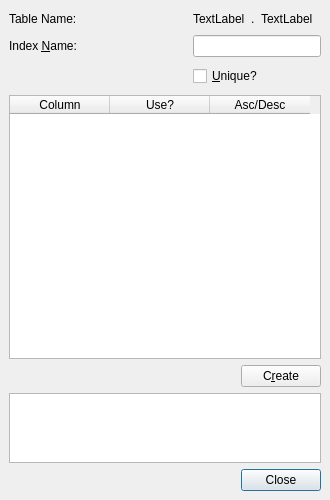
Old version of the form Sqliteman/sqliteman/createindexdialog.ui in the repository iamkjg/sqliteman.
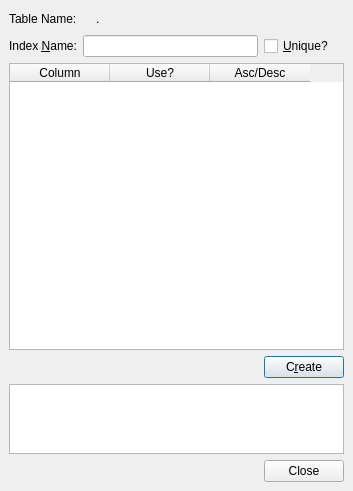
New version of the form.

Commit message: better create index dialog layout

```diff
--- a/Sqliteman/sqliteman/createindexdialog.ui
+++ b/Sqliteman/sqliteman/createindexdialog.ui
@@ -5,8 +5,8 @@
    <rect>
     <x>0</x>
     <y>0</y>
-    <width>330</width>
-    <height>500</height>
+    <width>353</width>
+    <height>491</height>
    </rect>
   </property>
   <property name="windowTitle" >
@@ -19,64 +19,14 @@
    <property name="spacing" >
     <number>6</number>
    </property>
-   <item row="1" column="1" colspan="2" >
-    <widget class="QLineEdit" name="indexNameEdit" >
-     <property name="maxLength" >
-      <number>30</number>
-     </property>
-    </widget>
-   </item>
-   <item row="0" column="0" >
-    <widget class="QLabel" name="label" >
-     <property name="text" >
-      <string>Table Name:</string>
-     </property>
-    </widget>
-   </item>
-   <item row="1" column="0" >
-    <widget class="QLabel" name="label_3" >
-     <property name="text" >
-      <string>Index &amp;Name:</string>
-     </property>
-     <property name="buddy" >
-      <cstring>indexNameEdit</cstring>
-     </property>
-    </widget>
-   </item>
-   <item row="2" column="0" >
-    <spacer>
-     <property name="orientation" >
-      <enum>Qt::Horizontal</enum>
-     </property>
-     <property name="sizeHint" >
-      <size>
-       <width>121</width>
-       <height>26</height>
-      </size>
-     </property>
-    </spacer>
-   </item>
-   <item row="5" column="0" colspan="3" >
-    <widget class="QTextEdit" name="resultEdit" >
-     <property name="maximumSize" >
-      <size>
-       <width>16777215</width>
-       <height>70</height>
-      </size>
-     </property>
-     <property name="readOnly" >
-      <bool>true</bool>
-     </property>
-    </widget>
-   </item>
-   <item row="2" column="1" colspan="2" >
+   <item row="1" column="1" >
     <widget class="QCheckBox" name="uniqueCheckBox" >
      <property name="text" >
       <string>&amp;Unique?</string>
      </property>
     </widget>
    </item>
-   <item row="0" column="1" colspan="2" >
+   <item row="0" column="0" colspan="2" >
     <layout class="QHBoxLayout" >
      <property name="margin" >
       <number>0</number>
@@ -85,42 +35,108 @@
       <number>6</number>
      </property>
      <item>
-      <widget class="QLabel" name="schemaLabel" >
+      <widget class="QLabel" name="label" >
        <property name="text" >
-        <string>TextLabel</string>
+        <string>Table Name:</string>
        </property>
       </widget>
      </item>
      <item>
-      <widget class="QLabel" name="label_2" >
-       <property name="text" >
-        <string>.</string>
+      <layout class="QHBoxLayout" >
+       <property name="margin" >
+        <number>0</number>
        </property>
-      </widget>
+       <property name="spacing" >
+        <number>6</number>
+       </property>
+       <item>
+        <widget class="QLabel" name="schemaLabel" />
+       </item>
+       <item>
+        <widget class="QLabel" name="label_2" >
+         <property name="text" >
+          <string>.</string>
+         </property>
+        </widget>
+       </item>
+       <item>
+        <widget class="QLabel" name="tableNameLabel" />
+       </item>
+       <item>
+        <spacer>
+         <property name="orientation" >
+          <enum>Qt::Horizontal</enum>
+         </property>
+         <property name="sizeHint" >
+          <size>
+           <width>40</width>
+           <height>20</height>
+          </size>
+         </property>
+        </spacer>
+       </item>
+      </layout>
      </item>
+    </layout>
+   </item>
+   <item row="1" column="0" >
+    <layout class="QHBoxLayout" >
+     <property name="margin" >
+      <number>0</number>
+     </property>
+     <property name="spacing" >
+      <number>6</number>
+     </property>
      <item>
-      <widget class="QLabel" name="tableNameLabel" >
+      <widget class="QLabel" name="label_3" >
        <property name="text" >
-        <string>TextLabel</string>
+        <string>Index &amp;Name:</string>
        </property>
+       <property name="buddy" >
+        <cstring>indexNameEdit</cstring>
+       </property>
       </widget>
      </item>
      <item>
-      <spacer>
-       <property name="orientation" >
-        <enum>Qt::Horizontal</enum>
+      <widget class="QLineEdit" name="indexNameEdit" >
+       <property name="maxLength" >
+        <number>30</number>
        </property>
-       <property name="sizeHint" >
-        <size>
-         <width>40</width>
-         <height>20</height>
-        </size>
-       </property>
-      </spacer>
+      </widget>
      </item>
     </layout>
    </item>
-   <item row="3" column="0" colspan="3" >
+   <item row="3" column="0" >
+    <spacer>
+     <property name="orientation" >
+      <enum>Qt::Horizontal</enum>
+     </property>
+     <property name="sizeHint" >
+      <size>
+       <width>291</width>
+       <height>20</height>
+      </size>
+     </property>
+    </spacer>
+   </item>
+   <item row="3" column="1" >
+    <widget class="QPushButton" name="createButton" >
+     <property name="text" >
+      <string>C&amp;reate</string>
+     </property>
+    </widget>
+   </item>
+   <item row="5" column="0" colspan="2" >
+    <widget class="QDialogButtonBox" name="buttonBox" >
+     <property name="orientation" >
+      <enum>Qt::Horizontal</enum>
+     </property>
+     <property name="standardButtons" >
+      <set>QDialogButtonBox::Close</set>
+     </property>
+    </widget>
+   </item>
+   <item row="2" column="0" colspan="2" >
     <widget class="QTableWidget" name="tableColumns" >
      <property name="alternatingRowColors" >
       <bool>true</bool>
@@ -148,35 +164,18 @@
      </column>
     </widget>
    </item>
-   <item row="6" column="0" colspan="3" >
-    <widget class="QDialogButtonBox" name="buttonBox" >
-     <property name="orientation" >
-      <enum>Qt::Horizontal</enum>
-     </property>
-     <property name="standardButtons" >
-      <set>QDialogButtonBox::Close</set>
-     </property>
-    </widget>
-   </item>
-   <item row="4" column="2" >
-    <widget class="QPushButton" name="createButton" >
-     <property name="text" >
-      <string>C&amp;reate</string>
-     </property>
-    </widget>
-   </item>
    <item row="4" column="0" colspan="2" >
-    <spacer>
-     <property name="orientation" >
-      <enum>Qt::Horizontal</enum>
-     </property>
-     <property name="sizeHint" >
+    <widget class="QTextEdit" name="resultEdit" >
+     <property name="maximumSize" >
       <size>
-       <width>291</width>
-       <height>20</height>
+       <width>16777215</width>
+       <height>70</height>
       </size>
      </property>
-    </spacer>
+     <property name="readOnly" >
+      <bool>true</bool>
+     </property>
+    </widget>
    </item>
   </layout>
  </widget>
```
